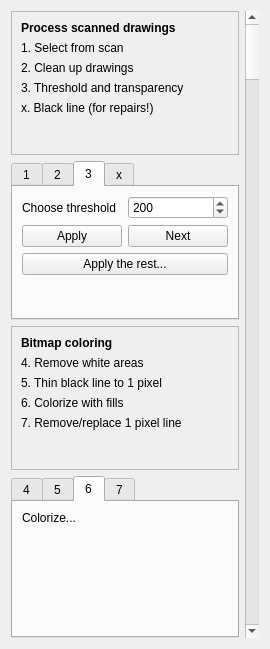
Old version of the form app/ui/bitmapcoloringwidget.ui in the repository pencil2d/pencil.
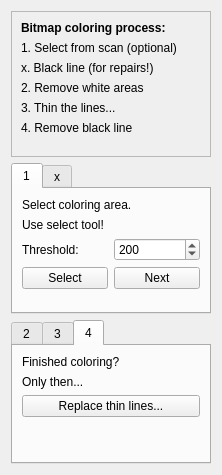
New version of the form. The open tabs and pages were chosen to show the change.

Commit message: Simplified Ui and Ux

```diff
--- a/app/ui/bitmapcoloringwidget.ui
+++ b/app/ui/bitmapcoloringwidget.ui
@@ -6,18 +6,14 @@
    <rect>
     <x>0</x>
     <y>0</y>
-    <width>270</width>
-    <height>649</height>
+    <width>222</width>
+    <height>475</height>
    </rect>
   </property>
   <property name="windowTitle">
    <string>Form</string>
   </property>
-  <layout class="QVBoxLayout" name="verticalLayout_11">
-   <item>
-    <layout class="QHBoxLayout" name="horizontalLayout_5">
-     <item>
-      <layout class="QVBoxLayout" name="verticalLayout_10">
+  <layout class="QVBoxLayout" name="verticalLayout_3">
        <item>
         <widget class="QFrame" name="frameWidgetScans">
          <property name="frameShape">
@@ -26,7 +22,7 @@
          <property name="frameShadow">
           <enum>QFrame::Raised</enum>
          </property>
-         <layout class="QVBoxLayout" name="verticalLayout_8">
+     <layout class="QVBoxLayout" name="verticalLayout_2">
           <item>
            <widget class="QLabel" name="lab1_1a">
             <property name="font">
@@ -36,28 +32,14 @@
              </font>
             </property>
             <property name="text">
-             <string>Process scanned drawings</string>
+         <string>Bitmap coloring process:</string>
             </property>
            </widget>
           </item>
           <item>
            <widget class="QLabel" name="lab1_2a">
             <property name="text">
-             <string>1. Select from scan</string>
-            </property>
-           </widget>
-          </item>
-          <item>
-           <widget class="QLabel" name="lab1_3a">
-            <property name="text">
-             <string>2. Clean up drawings</string>
-            </property>
-           </widget>
-          </item>
-          <item>
-           <widget class="QLabel" name="lab1_4a">
-            <property name="text">
-             <string>3. Threshold and transparency</string>
+         <string>1. Select from scan (optional)</string>
             </property>
            </widget>
           </item>
@@ -68,6 +50,27 @@
             </property>
            </widget>
           </item>
+      <item>
+       <widget class="QLabel" name="label">
+        <property name="text">
+         <string>2. Remove white areas</string>
+        </property>
+       </widget>
+      </item>
+      <item>
+       <widget class="QLabel" name="label_2">
+        <property name="text">
+         <string>3. Thin the lines...</string>
+        </property>
+       </widget>
+      </item>
+      <item>
+       <widget class="QLabel" name="label_3">
+        <property name="text">
+         <string>4. Remove black line</string>
+        </property>
+       </widget>
+      </item>
           <item>
            <spacer name="verticalSpacer_9">
             <property name="orientation">
@@ -101,13 +104,6 @@
              </property>
             </widget>
            </item>
-           <item>
-            <widget class="QLabel" name="lab1_2">
-             <property name="text">
-              <string>Only if you work with scans</string>
-             </property>
-            </widget>
-           </item>
            <item>
             <widget class="QLabel" name="lab1_3">
              <property name="text">
@@ -115,6 +111,30 @@
              </property>
             </widget>
            </item>
+       <item>
+        <layout class="QHBoxLayout" name="horizontalLayout_8">
+         <item>
+          <widget class="QLabel" name="lab1_Threshold_2">
+           <property name="text">
+            <string>Threshold:</string>
+           </property>
+          </widget>
+         </item>
+         <item>
+          <widget class="QSpinBox" name="sb1_Threshold">
+           <property name="minimum">
+            <number>150</number>
+           </property>
+           <property name="maximum">
+            <number>250</number>
+           </property>
+           <property name="value">
+            <number>200</number>
+           </property>
+          </widget>
+         </item>
+        </layout>
+       </item>
            <item>
             <layout class="QHBoxLayout" name="horizontalLayout_3">
              <item>
@@ -134,117 +154,7 @@
             </layout>
            </item>
            <item>
-            <spacer name="verticalSpacer">
-             <property name="orientation">
-              <enum>Qt::Vertical</enum>
-             </property>
-             <property name="sizeHint" stdset="0">
-              <size>
-               <width>20</width>
-               <height>40</height>
-              </size>
-             </property>
-            </spacer>
-           </item>
-          </layout>
-         </widget>
-         <widget class="QWidget" name="tab_2">
-          <attribute name="title">
-           <string>2</string>
-          </attribute>
-          <layout class="QVBoxLayout" name="verticalLayout_2">
-           <item>
-            <widget class="QLabel" name="lab2_1">
-             <property name="text">
-              <string>Clean up if necessary</string>
-             </property>
-            </widget>
-           </item>
-           <item>
-            <widget class="QLabel" name="lab2_2">
-             <property name="text">
-              <string>Use normal tools</string>
-             </property>
-            </widget>
-           </item>
-           <item>
-            <widget class="QLabel" name="lab2_3">
-             <property name="text">
-              <string>Finish all drawings</string>
-             </property>
-            </widget>
-           </item>
-           <item>
-            <spacer name="verticalSpacer_2">
-             <property name="orientation">
-              <enum>Qt::Vertical</enum>
-             </property>
-             <property name="sizeHint" stdset="0">
-              <size>
-               <width>20</width>
-               <height>40</height>
-              </size>
-             </property>
-            </spacer>
-           </item>
-          </layout>
-         </widget>
-         <widget class="QWidget" name="tab_3">
-          <attribute name="title">
-           <string>3</string>
-          </attribute>
-          <layout class="QVBoxLayout" name="verticalLayout_3">
-           <item>
-            <layout class="QHBoxLayout" name="horizontalLayout_4">
-             <item>
-              <widget class="QLabel" name="lab2_Threshold">
-               <property name="text">
-                <string>Choose threshold</string>
-               </property>
-              </widget>
-             </item>
-             <item>
-              <widget class="QSpinBox" name="sb2_Threshold">
-               <property name="minimum">
-                <number>150</number>
-               </property>
-               <property name="maximum">
-                <number>250</number>
-               </property>
-               <property name="value">
-                <number>200</number>
-               </property>
-              </widget>
-             </item>
-            </layout>
-           </item>
-           <item>
-            <layout class="QHBoxLayout" name="horizontalLayout_6">
-             <item>
-              <widget class="QPushButton" name="btn3_apply">
-               <property name="text">
-                <string>Apply</string>
-               </property>
-              </widget>
-             </item>
-             <item>
-              <widget class="QPushButton" name="btn3_Next">
-               <property name="text">
-                <string>Next</string>
-               </property>
-              </widget>
-             </item>
-            </layout>
-           </item>
-           <item>
-            <widget class="QPushButton" name="btn3_applyRest">
-             <property name="text">
-              <string>Apply the rest...</string>
-             </property>
-            </widget>
-           </item>
-           <item>
-            <spacer name="verticalSpacer_3">
+        <spacer name="verticalSpacer_1">
              <property name="orientation">
               <enum>Qt::Vertical</enum>
              </property>
@@ -299,7 +209,7 @@
             </widget>
            </item>
            <item>
-            <spacer name="verticalSpacer_10">
+        <spacer name="verticalSpacer_x">
              <property name="orientation">
               <enum>Qt::Vertical</enum>
              </property>
@@ -315,96 +225,27 @@
          </widget>
         </widget>
        </item>
-       <item>
-        <widget class="QFrame" name="frameWidgetColor">
-         <property name="autoFillBackground">
-          <bool>false</bool>
-         </property>
-         <property name="frameShape">
-          <enum>QFrame::StyledPanel</enum>
-         </property>
-         <property name="frameShadow">
-          <enum>QFrame::Raised</enum>
-         </property>
-         <layout class="QVBoxLayout" name="verticalLayout_9">
-          <item>
-           <widget class="QLabel" name="label">
-            <property name="font">
-             <font>
-              <weight>75</weight>
-              <bold>true</bold>
-             </font>
-            </property>
-            <property name="text">
-             <string>Bitmap coloring</string>
-            </property>
-           </widget>
-          </item>
-          <item>
-           <widget class="QLabel" name="label_2">
-            <property name="text">
-             <string>4. Remove white areas</string>
-            </property>
-           </widget>
-          </item>
-          <item>
-           <widget class="QLabel" name="label_3">
-            <property name="text">
-             <string>5. Thin black line to 1 pixel</string>
-            </property>
-           </widget>
-          </item>
-          <item>
-           <widget class="QLabel" name="label_4">
-            <property name="text">
-             <string>6. Colorize with fills</string>
-            </property>
-           </widget>
-          </item>
-          <item>
-           <widget class="QLabel" name="label_5">
-            <property name="text">
-             <string>7. Remove/replace 1 pixel line</string>
-            </property>
-           </widget>
-          </item>
-          <item>
-           <spacer name="verticalSpacer_8">
-            <property name="orientation">
-             <enum>Qt::Vertical</enum>
-            </property>
-            <property name="sizeHint" stdset="0">
-             <size>
-              <width>20</width>
-              <height>40</height>
-             </size>
-            </property>
-           </spacer>
-          </item>
-         </layout>
-        </widget>
-       </item>
        <item>
         <widget class="QTabWidget" name="tabWidgetColor">
          <property name="currentIndex">
           <number>0</number>
          </property>
-         <widget class="QWidget" name="tab_4">
+     <widget class="QWidget" name="tab_2">
           <attribute name="title">
-           <string>4</string>
+       <string>2</string>
           </attribute>
           <layout class="QVBoxLayout" name="verticalLayout_4">
            <item>
             <layout class="QHBoxLayout" name="horizontalLayout_7">
              <item>
-              <widget class="QLabel" name="lab4_fill">
+          <widget class="QLabel" name="lab2_fill">
                <property name="text">
                 <string>Fill area:</string>
                </property>
               </widget>
              </item>
              <item>
-              <widget class="QSpinBox" name="sb4_fillArea">
+          <widget class="QSpinBox" name="sb2_fillArea">
                <property name="suffix">
                 <string> px</string>
                </property>
@@ -412,7 +253,7 @@
                 <number>1</number>
                </property>
                <property name="maximum">
-                <number>16</number>
+            <number>20</number>
                </property>
                <property name="value">
                 <number>6</number>
@@ -422,32 +263,21 @@
             </layout>
            </item>
            <item>
-            <layout class="QHBoxLayout" name="horizontalLayout">
-             <item>
-              <widget class="QPushButton" name="btn4_apply">
+        <widget class="QPushButton" name="btn2_fillRest">
                <property name="text">
-                <string>Apply</string>
+          <string>Apply to lines...</string>
                </property>
               </widget>
              </item>
              <item>
-              <widget class="QPushButton" name="btn4_next">
+        <widget class="QPushButton" name="btn2_repairs">
                <property name="text">
-                <string>Next</string>
+          <string>[Apply repairs...]</string>
                </property>
               </widget>
              </item>
-            </layout>
-           </item>
            <item>
-            <widget class="QPushButton" name="btn4_applyRest">
-             <property name="text">
-              <string>Apply the rest...</string>
-             </property>
-            </widget>
-           </item>
-           <item>
-            <spacer name="verticalSpacer_4">
+        <spacer name="verticalSpacer_2">
              <property name="orientation">
               <enum>Qt::Vertical</enum>
              </property>
@@ -461,38 +291,27 @@
            </item>
           </layout>
          </widget>
-         <widget class="QWidget" name="tab_5">
+     <widget class="QWidget" name="tab_3">
           <attribute name="title">
-           <string>5</string>
+       <string>3</string>
           </attribute>
           <layout class="QVBoxLayout" name="verticalLayout_5">
            <item>
-            <layout class="QHBoxLayout" name="horizontalLayout_2">
-             <item>
-              <widget class="QPushButton" name="btn5_thin">
+        <widget class="QPushButton" name="btn3_thinRest">
                <property name="text">
-                <string>Thin line</string>
+          <string>Thin the Lines...</string>
                </property>
               </widget>
              </item>
              <item>
-              <widget class="QPushButton" name="btn5_next">
+        <widget class="QPushButton" name="btn3_repairs">
                <property name="text">
-                <string>Next</string>
+          <string>[Thin repairs...]</string>
                </property>
               </widget>
              </item>
-            </layout>
-           </item>
            <item>
-            <widget class="QPushButton" name="btn5_thinRest">
-             <property name="text">
-              <string>Thin rest...</string>
-             </property>
-            </widget>
-           </item>
-           <item>
-            <spacer name="verticalSpacer_5">
+        <spacer name="verticalSpacer_3">
              <property name="orientation">
               <enum>Qt::Vertical</enum>
              </property>
@@ -506,61 +325,34 @@
            </item>
           </layout>
          </widget>
-         <widget class="QWidget" name="tab_6">
+     <widget class="QWidget" name="tab_4">
           <attribute name="title">
-           <string>6</string>
-          </attribute>
-          <layout class="QVBoxLayout" name="verticalLayout_7">
-           <item>
-            <widget class="QLabel" name="lab6">
-             <property name="text">
-              <string>Colorize...</string>
-             </property>
-            </widget>
-           </item>
-           <item>
-            <spacer name="verticalSpacer_6">
-             <property name="orientation">
-              <enum>Qt::Vertical</enum>
-             </property>
-             <property name="sizeHint" stdset="0">
-              <size>
-               <width>20</width>
-               <height>70</height>
-              </size>
-             </property>
-            </spacer>
-           </item>
-          </layout>
-         </widget>
-         <widget class="QWidget" name="tab_7">
-          <attribute name="title">
-           <string>7</string>
+       <string>4</string>
           </attribute>
           <layout class="QVBoxLayout" name="verticalLayout_6">
            <item>
-            <widget class="QLabel" name="lab7_1">
+        <widget class="QLabel" name="lab4_1">
              <property name="text">
-              <string>Are all drawings finished?</string>
+          <string>Finished coloring?</string>
              </property>
             </widget>
            </item>
            <item>
-            <widget class="QLabel" name="lab7_2">
+        <widget class="QLabel" name="lab4_2">
              <property name="text">
               <string>Only then...</string>
              </property>
             </widget>
            </item>
            <item>
-            <widget class="QPushButton" name="btn7_replaceThinLines">
+        <widget class="QPushButton" name="btn4_replaceThinLines">
              <property name="text">
               <string>Replace thin lines...</string>
              </property>
             </widget>
            </item>
            <item>
-            <spacer name="verticalSpacer_7">
+        <spacer name="verticalSpacer_4">
              <property name="orientation">
               <enum>Qt::Vertical</enum>
              </property>
@@ -575,17 +367,6 @@
           </layout>
          </widget>
         </widget>
-       </item>
-      </layout>
-     </item>
-     <item>
-      <widget class="QScrollBar" name="verticalScrollBar">
-       <property name="orientation">
-        <enum>Qt::Vertical</enum>
-       </property>
-      </widget>
-     </item>
-    </layout>
    </item>
   </layout>
  </widget>
```
Lines whose indentation alone changed are shown as unchanged. The commit also changes 3 other files.
